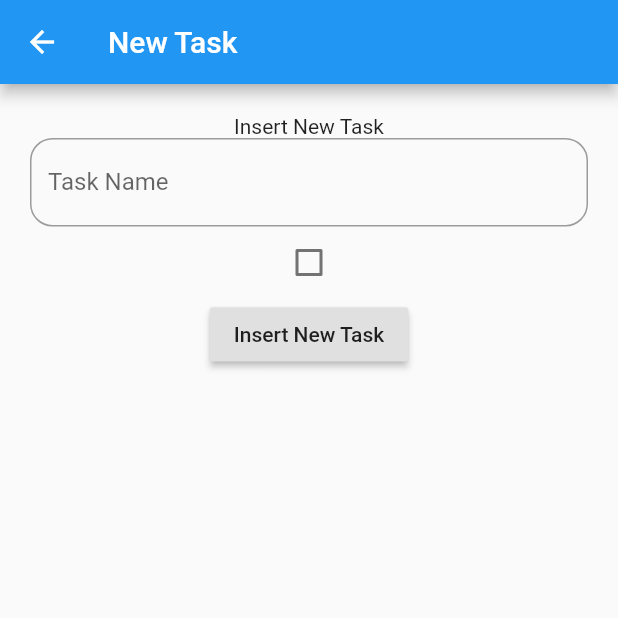
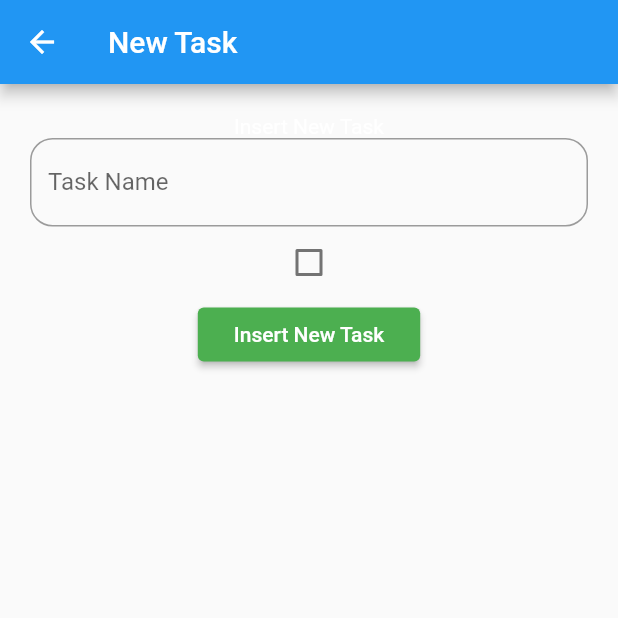
Before and after one commit to latifaIssa/GSG_Todo_SQLite_Provider, a Flutter app: the screen it shows after launch, tab 2 chosen, after a tap on the "add" icon, on a phone screen of 412 x 824 dp, the top half of it. Run offline on Flutter 3.47's test engine with Material 2 defaults, Android fonts, the phone set to English and light mode, and no system bars; our stand-ins replace sqflite; accounts and stored records are empty.

Commit message:
ThemeProvider

```diff
--- /dev/null
+++ b/lib/helpers/theme_helper.dart
@@ -0,0 +1,32 @@
+import 'package:flutter/material.dart';
+
+class ThemeHelper {
+  //copyWith: save all attribute for light that exist inside the code
+  static ThemeData lightTheme = ThemeData.light().copyWith(
+    primaryColor: Colors.blue,
+    accentColor: Colors.grey,
+    buttonTheme: ButtonThemeData(
+      buttonColor: Colors.green,
+      textTheme: ButtonTextTheme.primary,
+    ),
+    textTheme: TextTheme(
+      headline1: TextStyle(
+        color: Colors.blue,
+      ),
+    ),
+  );
+
+  static ThemeData darkTheme = ThemeData.light().copyWith(
+    primaryColor: Colors.black,
+    accentColor: Colors.grey,
+    buttonTheme: ButtonThemeData(
+      buttonColor: Colors.orange,
+      textTheme: ButtonTextTheme.primary,
+    ),
+    textTheme: TextTheme(
+      headline1: TextStyle(
+        color: Colors.white,
+      ),
+    ),
+  );
+}
--- a/lib/main.dart
+++ b/lib/main.dart
@@ -1,5 +1,6 @@
 import 'package:flutter/material.dart';
 import 'package:gsg_todo_sqlite_provider/helpers/db_helper.dart';
+import 'package:gsg_todo_sqlite_provider/providers/theme_provider.dart';
 import 'package:gsg_todo_sqlite_provider/providers/todo_provider.dart';
 import 'package:gsg_todo_sqlite_provider/ui/pages/main_page.dart';
 import 'package:provider/provider.dart';
@@ -7,9 +8,19 @@
 void main() async {
   WidgetsFlutterBinding.ensureInitialized();
   await DbHelper.dbHelper.initDatabase();
-  runApp(ChangeNotifierProvider<TodoProvider>(
-      create: (context) => TodoProvider(),
-      child: MaterialApp(home: MainPage())));
+  runApp(
+    MultiProvider(
+      providers: [
+        ChangeNotifierProvider<TodoProvider>(
+          create: (context) => TodoProvider(),
+        ),
+        ChangeNotifierProvider<ThemeProvider>(
+          create: (context) => ThemeProvider(),
+        ),
+      ],
+      child: MainPage(),
+    ),
+  );
 }
 
 class MyApp extends StatelessWidget {
--- /dev/null
+++ b/lib/providers/theme_provider.dart
@@ -0,0 +1,15 @@
+import 'package:flutter/cupertino.dart';
+import 'package:flutter/material.dart';
+import 'package:gsg_todo_sqlite_provider/helpers/theme_helper.dart';
+
+enum MyThemeMode { dark, light }
+
+class ThemeProvider extends ChangeNotifier {
+  ThemeData themeData = ThemeHelper.lightTheme;
+  setThemeData(MyThemeMode mode) {
+    themeData = (mode == MyThemeMode.light)
+        ? ThemeHelper.lightTheme
+        : ThemeHelper.darkTheme;
+    notifyListeners();
+  }
+}
--- a/lib/ui/pages/main_page.dart
+++ b/lib/ui/pages/main_page.dart
@@ -1,5 +1,7 @@
 import 'package:flutter/material.dart';
+import 'package:gsg_todo_sqlite_provider/helpers/theme_helper.dart';
 import 'package:gsg_todo_sqlite_provider/models/task_model.dart';
+import 'package:gsg_todo_sqlite_provider/providers/theme_provider.dart';
 import 'package:gsg_todo_sqlite_provider/providers/todo_provider.dart';
 import 'package:gsg_todo_sqlite_provider/ui/pages/all_tasks.dart';
 import 'package:gsg_todo_sqlite_provider/ui/pages/completed_tasks.dart';
@@ -11,20 +13,27 @@
   @override
   Widget build(BuildContext context) {
     // TODO: implement build
-    // return Consumer<TodoProvider>(builder: (context, todoProvider, x) {
+    return Consumer<ThemeProvider>(
+        builder: (context, provider, x) => MaterialApp(
+              theme: provider.themeData,
+              home: HomePage(),
+            ));
+
+    // return Selector<TodoProvider, List<TaskModel>>(builder: (context, data, x) {
     //   return DefaultTabController(
     //     length: 3,
     //     child: Scaffold(
     //       appBar: AppBar(
     //         actions: [
     //           IconButton(
-    //               onPressed: () {
-    //                 Navigator.of(context)
-    //                     .push(MaterialPageRoute(builder: (context) {
-    //                   return NewTaskPage();
-    //                 }));
-    //               },
-    //               icon: Icon(Icons.add))
+    //             onPressed: () {
+    //               Navigator.of(context)
+    //                   .push(MaterialPageRoute(builder: (context) {
+    //                 return NewTaskPage();
+    //               }));
+    //             },
+    //             icon: Icon(Icons.add),
+    //           ),
     //         ],
     //         title: Text('Todo App'),
     //         bottom: TabBar(isScrollable: true, tabs: [
@@ -39,7 +48,7 @@
     //           ),
     //         ]),
     //       ),
-    //       body: todoProvider.allTasks == null
+    //       body: data == null
     //           ? Center(
     //               child: CircularProgressIndicator(),
     //             )
@@ -50,10 +59,17 @@
     //             ]),
     //     ),
     //   );
+    // }, selector: (context, provider) {
+    //   return provider.allTasks;
     // });
+  }
+}
 
-    return Selector<TodoProvider, List<TaskModel>>(builder: (context, data, x) {
-      return DefaultTabController(
+class HomePage extends StatelessWidget {
+  @override
+  Widget build(BuildContext context) {
+    return Consumer2<TodoProvider, ThemeProvider>(
+      builder: (context, todoProvider, provider, x) => DefaultTabController(
         length: 3,
         child: Scaffold(
           appBar: AppBar(
@@ -65,7 +81,17 @@
                     return NewTaskPage();
                   }));
                 },
-                  icon: Icon(Icons.add))
+                icon: Icon(Icons.add),
+              ),
+              Switch(
+                  value: provider.themeData == ThemeHelper.lightTheme,
+                  onChanged: (value) {
+                    if (value) {
+                      provider.setThemeData(MyThemeMode.light);
+                    } else {
+                      provider.setThemeData(MyThemeMode.dark);
+                    }
+                  })
             ],
             title: Text('Todo App'),
             bottom: TabBar(isScrollable: true, tabs: [
@@ -80,7 +106,7 @@
               ),
             ]),
           ),
-          body: data == null
+          body: todoProvider.allTasks == null
               ? Center(
                   child: CircularProgressIndicator(),
                 )
@@ -90,9 +116,7 @@
                   InCompleteTasks(),
                 ]),
         ),
+      ),
     );
-    }, selector: (context, provider) {
-      return provider.allTasks;
-    });
   }
 }
```
Lines whose indentation alone changed are shown as unchanged.
